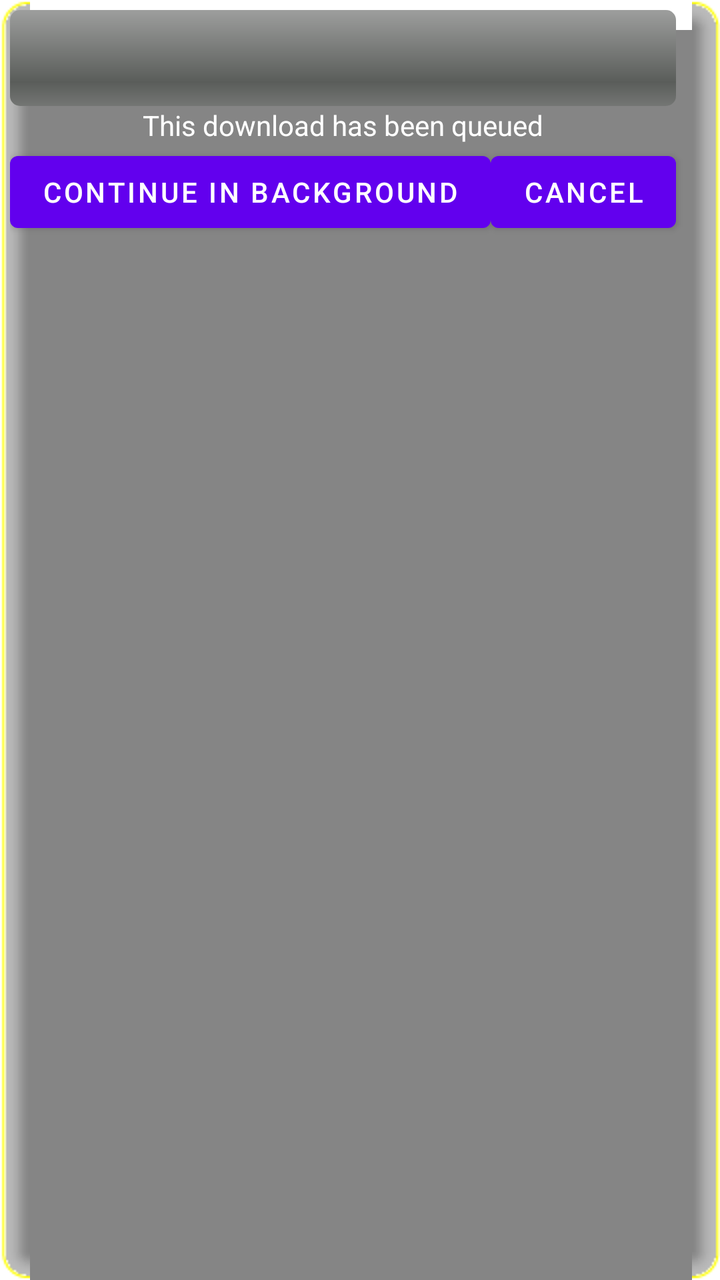
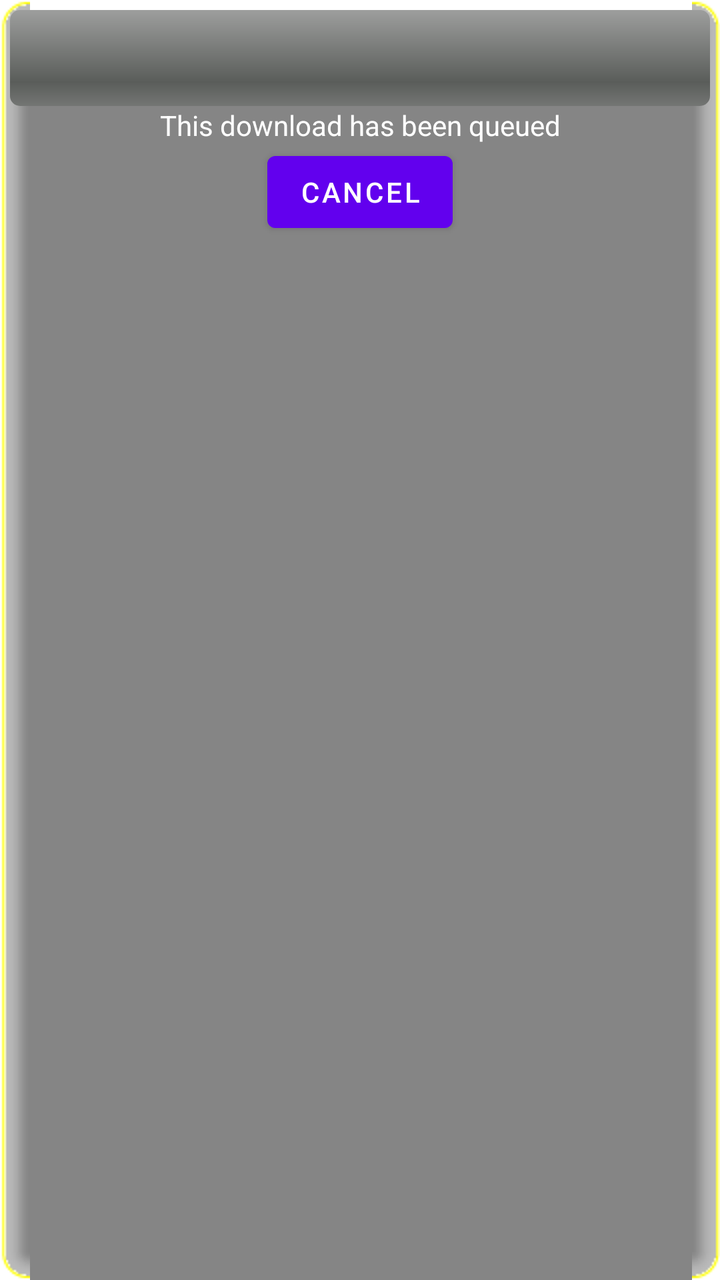

Two renders of the same Android screen: before a commit and after it. Below are the layout's source before the change and the commit's diff.
<!-- AndroidManifest.xml: fallback theme Theme.MaterialComponents.DayNight.NoActionBar -->
<!-- res/layout/download_progress.xml -->
<?xml version="1.0" encoding="utf-8"?>
<RelativeLayout xmlns:android="http://schemas.android.com/apk/res/android"
	android:id="@+id/container"
    android:layout_width="wrap_content"
    android:layout_height="wrap_content"
    android:padding="5dp"
    android:background="@drawable/box">
    <ProgressBar
    	android:id="@+id/progressbar"
    	android:layout_width="wrap_content"
    	android:layout_height="wrap_content"
    	android:layout_alignLeft="@+id/background"
    	android:layout_alignRight="@+id/cancelDownload"
    	android:progressDrawable="@android:drawable/progress_horizontal"
		android:indeterminate="false" 
		android:indeterminateOnly="false"/>
	<TextView
    	android:id="@+id/progressbar_sub"
    	android:layout_width="wrap_content"
    	android:layout_height="wrap_content"
    	android:layout_below="@id/progressbar"
    	android:layout_alignLeft="@+id/background"
    	android:layout_alignRight="@+id/cancelDownload"
    	android:text="@string/download_queued"
    	android:textColor="#FFF"
    	android:textSize="14dp"
    	android:gravity="center"/> 	
    <Button
    	android:id="@id/background"
    	android:layout_width="wrap_content"
    	android:layout_height="wrap_content"
    	android:layout_below="@id/progressbar_sub"
    	android:text="@string/download_background"/>
    <Button
    	android:id="@+id/cancelDownload"
    	android:layout_width="wrap_content"
    	android:layout_height="wrap_content"
    	android:layout_below="@id/progressbar_sub"
    	android:layout_toRightOf="@id/background"
    	android:text="@string/download_cancel"/>
    	
</RelativeLayout>
<!-- resources referenced by this layout -->
<resources>
  <!-- drawable box: png bitmap (drawable-mdpi, 850 bytes) -->
  <string name="download_background">Continue in background</string>
  <string name="download_cancel">Cancel</string>
  <string name="download_queued">This download has been queued</string>
</resources>

<!-- the commit's change to res/layout/download_progress.xml (unified diff, before → after) -->
@@ -3,14 +3,15 @@
 	android:id="@+id/container"
     android:layout_width="wrap_content"
     android:layout_height="wrap_content"
+    android:minWidth="250dip"
     android:padding="5dp"
     android:background="@drawable/box">
     <ProgressBar
     	android:id="@+id/progressbar"
     	android:layout_width="wrap_content"
     	android:layout_height="wrap_content"
-    	android:layout_alignLeft="@+id/background"
-    	android:layout_alignRight="@+id/cancelDownload"
+    	android:layout_alignParentLeft="true"
+    	android:layout_alignParentRight="true"
     	android:progressDrawable="@android:drawable/progress_horizontal"
 		android:indeterminate="false" 
 		android:indeterminateOnly="false"/>
@@ -19,24 +20,21 @@
     	android:layout_width="wrap_content"
     	android:layout_height="wrap_content"
     	android:layout_below="@id/progressbar"
-    	android:layout_alignLeft="@+id/background"
-    	android:layout_alignRight="@+id/cancelDownload"
+    	android:layout_alignParentLeft="true"
+    	android:layout_alignParentRight="true"
     	android:text="@string/download_queued"
     	android:textColor="#FFF"
     	android:textSize="14dp"
     	android:gravity="center"/> 	
-    <Button
-    	android:id="@id/background"
-    	android:layout_width="wrap_content"
-    	android:layout_height="wrap_content"
-    	android:layout_below="@id/progressbar_sub"
-    	android:text="@string/download_background"/>
+    
     <Button
     	android:id="@+id/cancelDownload"
     	android:layout_width="wrap_content"
     	android:layout_height="wrap_content"
     	android:layout_below="@id/progressbar_sub"
-    	android:layout_toRightOf="@id/background"
+    	
+    	android:layout_centerHorizontal="true"
     	android:text="@string/download_cancel"/>
+    
     	
 </RelativeLayout>
<!-- resource entries referenced after the edit -->
@@ -1,7 +1,6 @@
 <!-- resources referenced by this layout -->
 <resources>
   <!-- drawable box: png bitmap (drawable-mdpi, 850 bytes) -->
-  <string name="download_background">Continue in background</string>
   <string name="download_cancel">Cancel</string>
   <string name="download_queued">This download has been queued</string>
 </resources>
